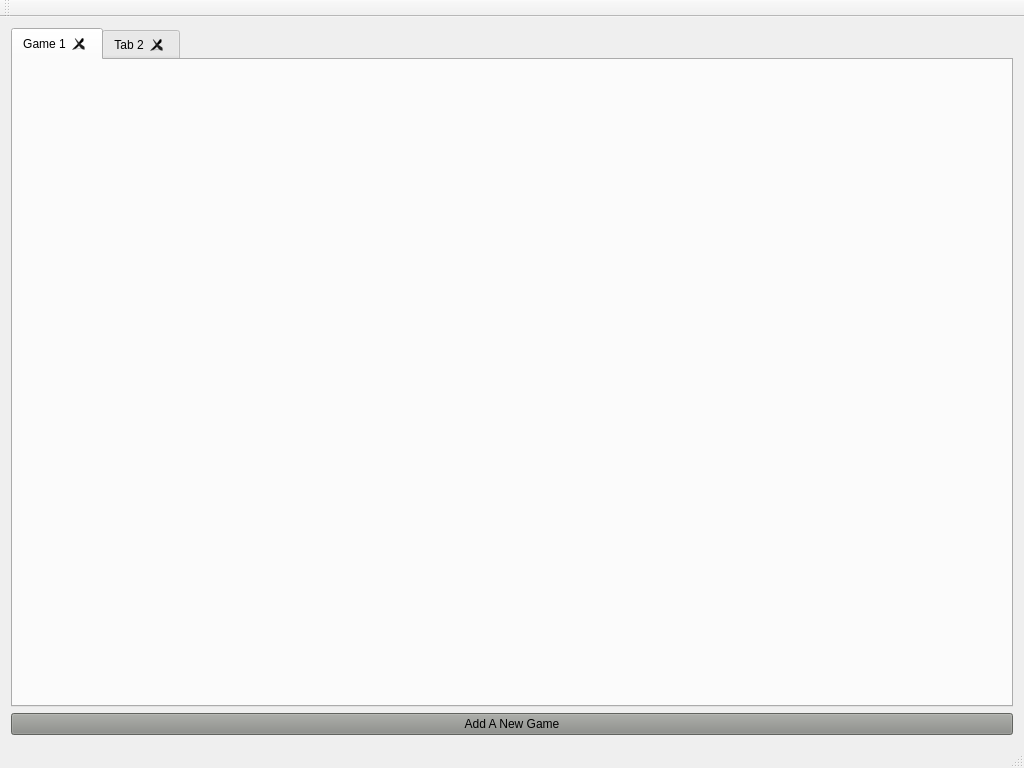
This is gui/mainwindow.ui in gabrielle95/ICP-Assignment-2019 as Qt 5 draws it before an edit. The edited form follows.
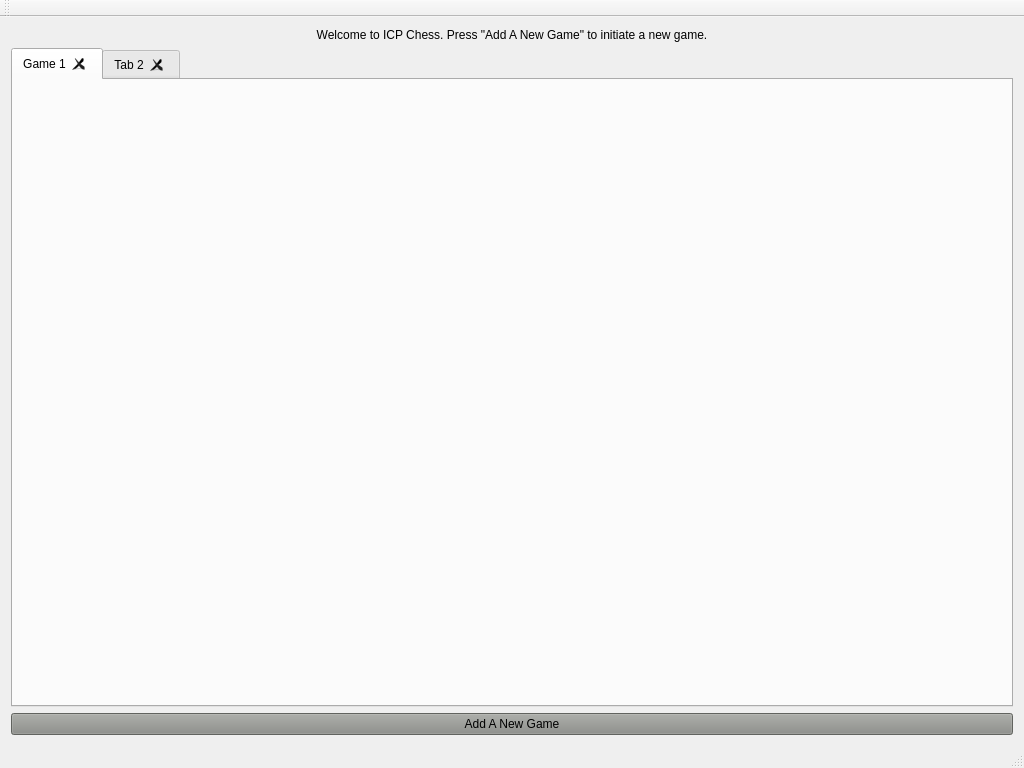
This is the edited form.

Diff of the .ui file:
```diff
--- a/gui/mainwindow.ui
+++ b/gui/mainwindow.ui
@@ -21,6 +21,19 @@
   </property>
   <widget class="QWidget" name="centralWidget">
    <layout class="QVBoxLayout" name="verticalLayout">
+    <item>
+     <widget class="QLabel" name="welcomeLabel">
+      <property name="layoutDirection">
+       <enum>Qt::LeftToRight</enum>
+      </property>
+      <property name="text">
+       <string>Welcome to ICP Chess. Press &quot;Add A New Game&quot; to initiate a new game.</string>
+      </property>
+      <property name="alignment">
+       <set>Qt::AlignCenter</set>
+      </property>
+     </widget>
+    </item>
     <item>
      <widget class="QTabWidget" name="tabWidget">
       <property name="tabPosition">
```
